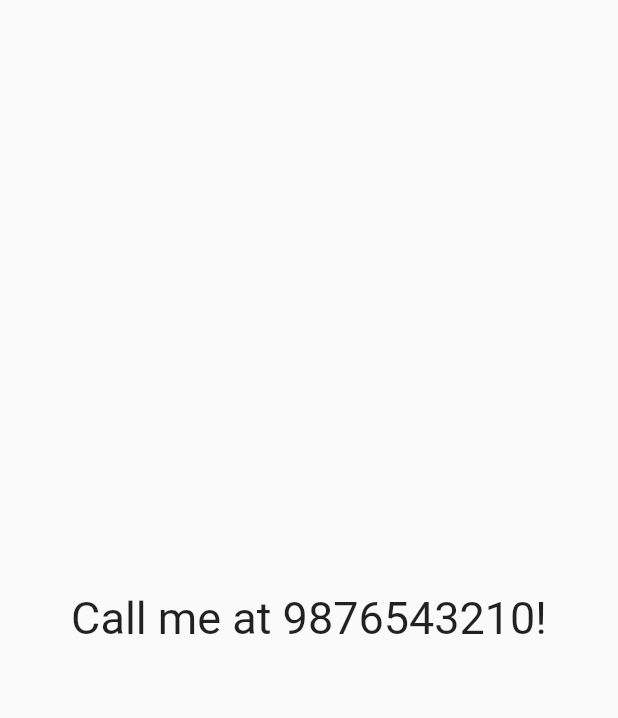
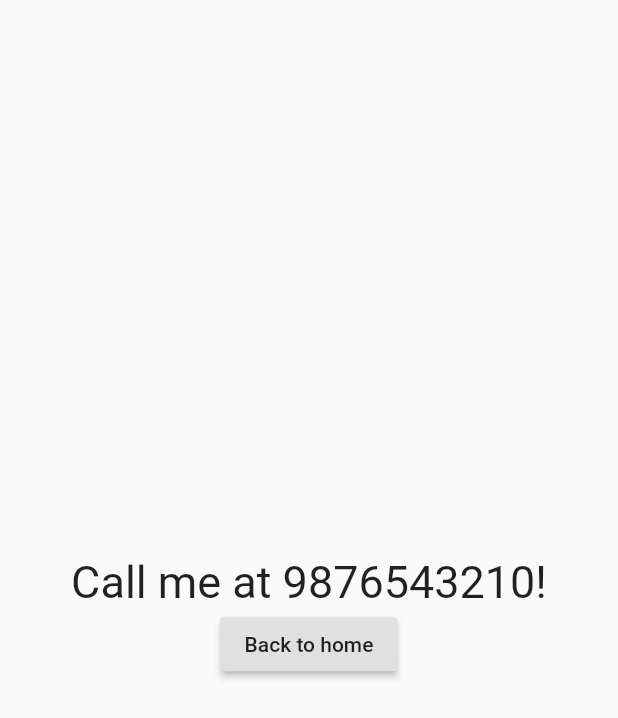
Before and after one commit to rahwinside/flutter_workshop2020, a Flutter app: the ContactMe screen opened directly, on a phone screen of 412 x 824 dp. Shown: the top 718 px of the screen. Run offline on Flutter 3.47's test engine with Material 2 defaults, Android fonts, the light colour scheme and no system bars.

Commit message:
added tel:+

```diff
--- a/lib/contact_details.dart
+++ b/lib/contact_details.dart
@@ -5,11 +5,20 @@ class ContactMe extends StatelessWidget {
   Widget build(BuildContext context) {
     return Scaffold(
       body: Center(
-        child: Text(
-          "Call me at 9876543210!",
-          style: TextStyle(
-            fontSize: 30
-          ),
+        child: Column(
+          mainAxisAlignment: MainAxisAlignment.center,
+          children: [
+            Text(
+              "Call me at 9876543210!",
+              style: TextStyle(fontSize: 30),
+            ),
+            RaisedButton(
+              child: Text("Back to home"),
+              onPressed: () {
+                Navigator.pop(context);
+              },
+            ),
+          ],
         ),
       ),
     );
--- a/lib/main.dart
+++ b/lib/main.dart
@@ -417,11 +417,7 @@ class BioData extends StatelessWidget {
                             child: InkWell(
                               // splashColor: Colors.deepPurpleAccent,
                               onTap: () {
-                                Navigator.push(
-                                    context,
-                                    MaterialPageRoute(
-                                        builder: (BuildContext context) =>
-                                            ContactMe()));
+                                launch("tel:+919876543210");
                               },
                               child: Container(
                                   padding: EdgeInsets.all(15),
```
